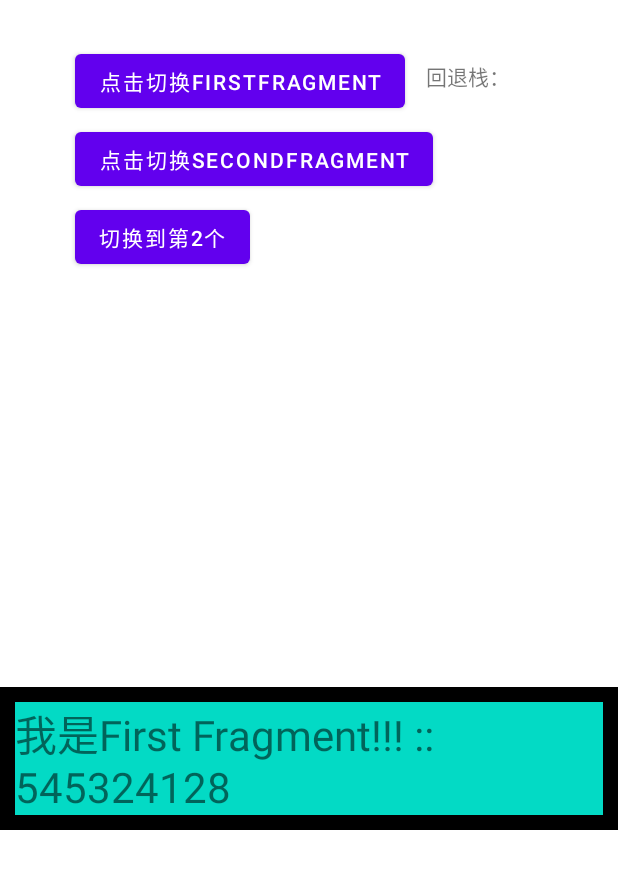
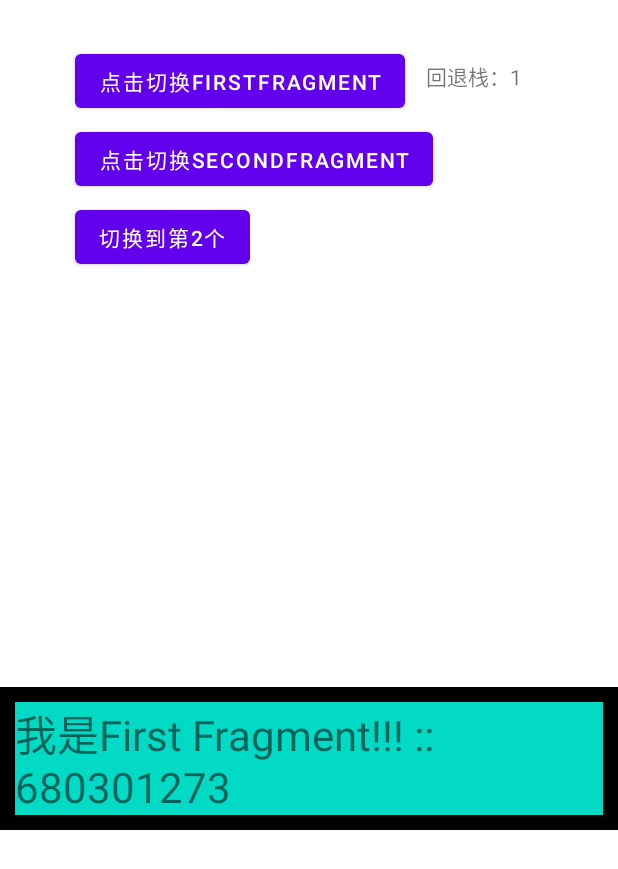
Before and after one commit to bearray123/EnjoyFrament, an Android app: the screen it shows after launch (MainActivity), after a tap on "点击切换FIRSTFRAGMENT", on a phone screen of 412 x 824 dp. Shown: the top 869 px of the screen. Run offline under Robolectric (Android 15) with nearby library versions, the phone set to English and light mode, and no system bars.

Commit message:
添加返回栈

```diff
--- a/app/src/main/java/xyz/rh/enjoyframent/MainActivity.java
+++ b/app/src/main/java/xyz/rh/enjoyframent/MainActivity.java
@@ -84,7 +84,7 @@ public class MainActivity extends AppCompatActivity implements View.OnClickListe
          */
         transaction.replace(R.id.fragment_container, fragment);
         // 将fragment管理加入到回退栈，栈名可以传null
-        //transaction.addToBackStack("my_stack");
+        transaction.addToBackStack("my_stack");
         int indetify = transaction.commit();
         backStackList.push(indetify);
     }
```
